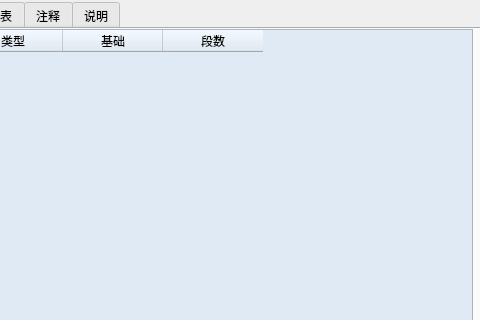
First picture: the form in data/ui/change_action.ui, repository gaofrank1986/gmi15, before the edit; both pictures show x 240 to 720 and y 0 to 320 of the 720 by 490 pixel window.
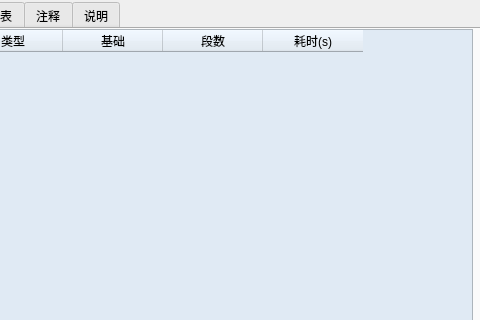
Second picture: the form after the edit.

What changed in the file:
```diff
--- a/data/ui/change_action.ui
+++ b/data/ui/change_action.ui
@@ -407,6 +407,11 @@
        <string>段数</string>
       </property>
      </column>
+     <column>
+      <property name="text">
+       <string>耗时(s)</string>
+      </property>
+     </column>
     </widget>
    </widget>
    <widget class="QWidget" name="tab_5">
```
